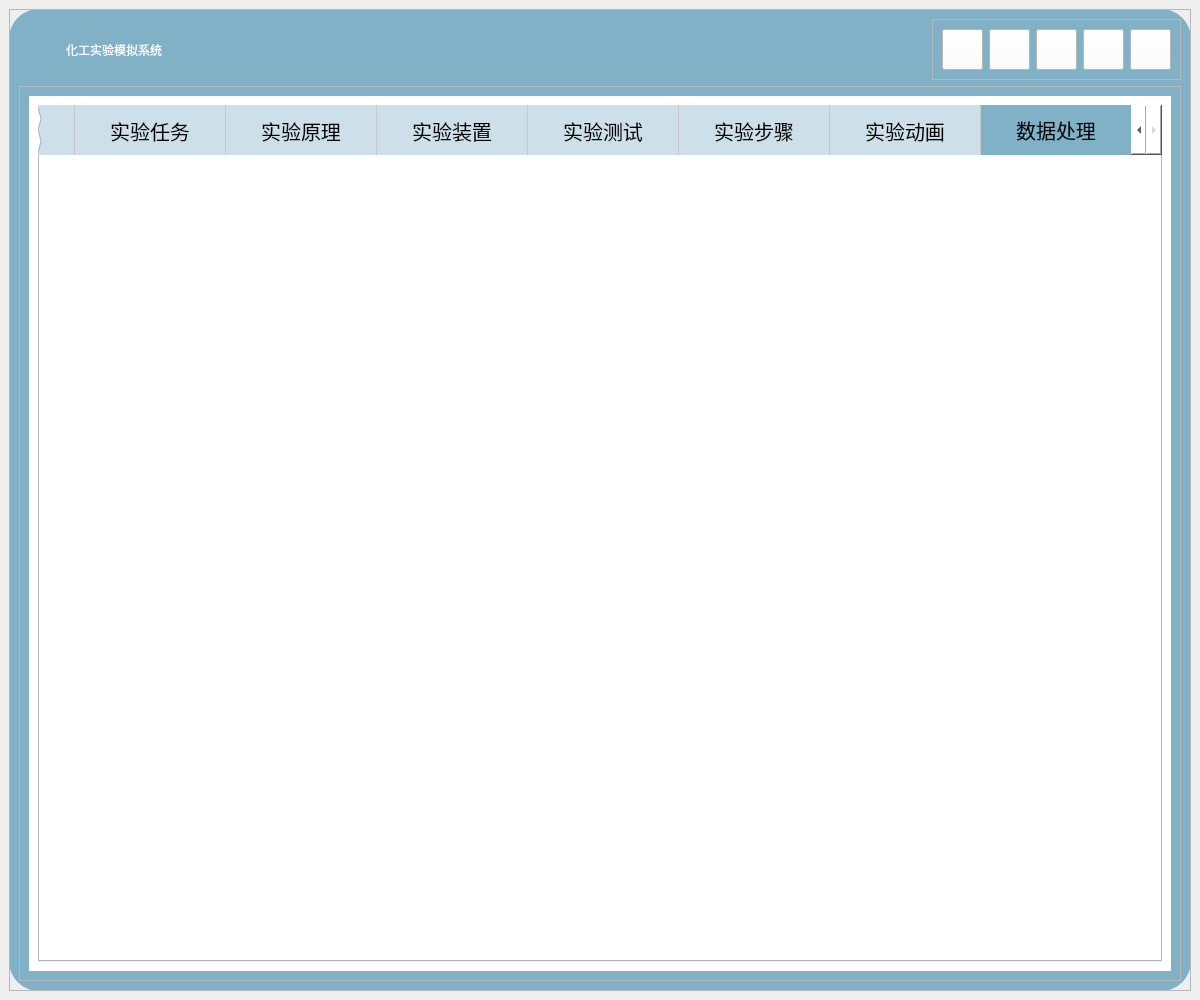
siweiyangsiwei/sprPthonProjext, file view/experiment.ui: the form before one commit.
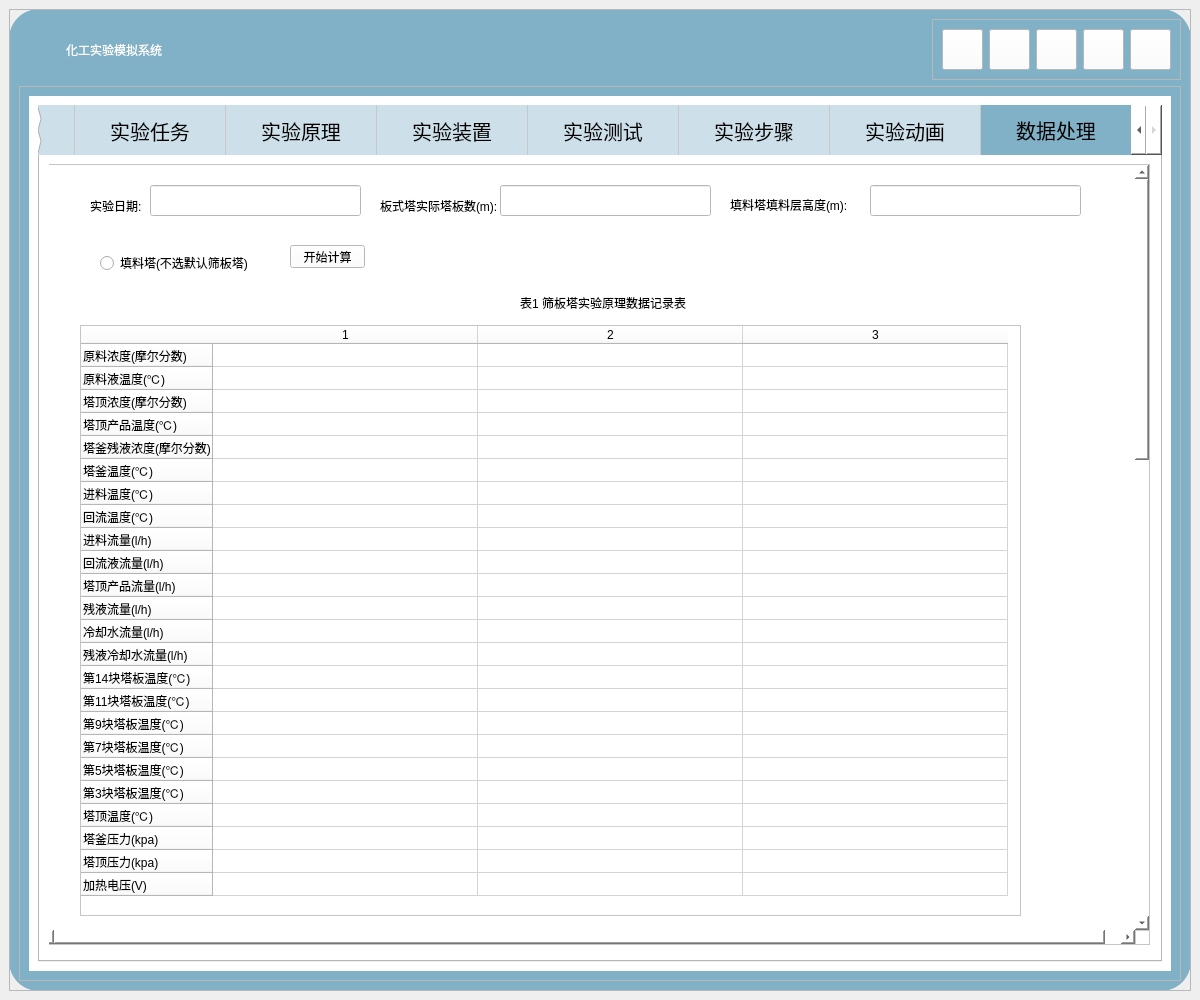
The form after the commit. The open tabs and pages were chosen to show the change. Icons and pictures are not drawn.

Commit message: 完成第七章的实验数据处理的表格基本ui,以及上传之前漏传的实验设备实物图片

Diff of the .ui file:
```diff
--- a/view/experiment.ui
+++ b/view/experiment.ui
@@ -833,7 +833,7 @@
                        <item>
                         <widget class="QStackedWidget" name="stackedWidget_2">
                          <property name="currentIndex">
-                          <number>2</number>
+                          <number>6</number>
                          </property>
                          <widget class="QWidget" name="page">
                           <layout class="QHBoxLayout" name="horizontalLayout_10">
@@ -1362,7 +1362,7 @@
                            </item>
                           </layout>
                          </widget>
-                         <widget class="QWidget" name="page_2">
+                         <widget class="QWidget" name="data_processing_2">
                           <widget class="QPushButton" name="pushButton">
                            <property name="geometry">
                             <rect>
@@ -1377,6 +1377,8 @@
                            </property>
                           </widget>
                          </widget>
+                         <widget class="QWidget" name="data_processing_3"/>
+                         <widget class="QWidget" name="data_processing_4"/>
                          <widget class="QWidget" name="data_processing_5">
                           <widget class="QScrollArea" name="data_processing_5_contain">
                            <property name="geometry">
@@ -1394,7 +1396,7 @@
                             <property name="geometry">
                              <rect>
                               <x>0</x>
-                              <y>-1429</y>
+                              <y>0</y>
                               <width>1121</width>
                               <height>3000</height>
                              </rect>
@@ -2003,7 +2005,455 @@
                            </widget>
                           </widget>
                          </widget>
-                         <widget class="QWidget" name="data_processing_7"/>
+                         <widget class="QWidget" name="data_processing_6"/>
+                         <widget class="QWidget" name="data_processing_7">
+                          <widget class="QScrollArea" name="data_processing_7_contain">
+                           <property name="geometry">
+                            <rect>
+                             <x>-10</x>
+                             <y>0</y>
+                             <width>1111</width>
+                             <height>781</height>
+                            </rect>
+                           </property>
+                           <property name="widgetResizable">
+                            <bool>false</bool>
+                           </property>
+                           <widget class="QWidget" name="data_processing_7_content">
+                            <property name="geometry">
+                             <rect>
+                              <x>0</x>
+                              <y>0</y>
+                              <width>1111</width>
+                              <height>2000</height>
+                             </rect>
+                            </property>
+                            <widget class="QLabel" name="label_21">
+                             <property name="geometry">
+                              <rect>
+                               <x>50</x>
+                               <y>30</y>
+                               <width>91</width>
+                               <height>21</height>
+                              </rect>
+                             </property>
+                             <property name="text">
+                              <string>实验日期:</string>
+                             </property>
+                            </widget>
+                            <widget class="QLineEdit" name="data_processing_7_date">
+                             <property name="geometry">
+                              <rect>
+                               <x>110</x>
+                               <y>20</y>
+                               <width>211</width>
+                               <height>31</height>
+                              </rect>
+                             </property>
+                            </widget>
+                            <widget class="QLabel" name="label_22">
+                             <property name="geometry">
+                              <rect>
+                               <x>340</x>
+                               <y>30</y>
+                               <width>121</width>
+                               <height>21</height>
+                              </rect>
+                             </property>
+                             <property name="text">
+                              <string>板式塔实际塔板数(m):</string>
+                             </property>
+                            </widget>
+                            <widget class="QLineEdit" name="data_processing_7_data_num">
+                             <property name="geometry">
+                              <rect>
+                               <x>460</x>
+                               <y>20</y>
+                               <width>211</width>
+                               <height>31</height>
+                              </rect>
+                             </property>
+                            </widget>
+                            <widget class="QLabel" name="label_23">
+                             <property name="geometry">
+                              <rect>
+                               <x>690</x>
+                               <y>30</y>
+                               <width>131</width>
+                               <height>20</height>
+                              </rect>
+                             </property>
+                             <property name="text">
+                              <string>填料塔填料层高度(m):</string>
+                             </property>
+                            </widget>
+                            <widget class="QLineEdit" name="data_processing_7_data_height">
+                             <property name="geometry">
+                              <rect>
+                               <x>830</x>
+                               <y>20</y>
+                               <width>211</width>
+                               <height>31</height>
+                              </rect>
+                             </property>
+                            </widget>
+                            <widget class="QLabel" name="label_24">
+                             <property name="geometry">
+                              <rect>
+                               <x>480</x>
+                               <y>130</y>
+                               <width>181</width>
+                               <height>16</height>
+                              </rect>
+                             </property>
+                             <property name="text">
+                              <string>表1 筛板塔实验原理数据记录表</string>
+                             </property>
+                            </widget>
+                            <widget class="QTableWidget" name="data_processing_7_table_1">
+                             <property name="geometry">
+                              <rect>
+                               <x>40</x>
+                               <y>160</y>
+                               <width>941</width>
+                               <height>591</height>
+                              </rect>
+                             </property>
+                             <attribute name="horizontalHeaderDefaultSectionSize">
+                              <number>265</number>
+                             </attribute>
+                             <attribute name="verticalHeaderDefaultSectionSize">
+                              <number>23</number>
+                             </attribute>
+                             <row>
+                              <property name="text">
+                               <string>原料浓度(摩尔分数)</string>
+                              </property>
+                             </row>
+                             <row>
+                              <property name="text">
+                               <string>原料液温度(℃)</string>
+                              </property>
+                             </row>
+                             <row>
+                              <property name="text">
+                               <string>塔顶浓度(摩尔分数)</string>
+                              </property>
+                             </row>
+                             <row>
+                              <property name="text">
+                               <string>塔顶产品温度(℃)</string>
+                              </property>
+                             </row>
+                             <row>
+                              <property name="text">
+                               <string>塔釜残液浓度(摩尔分数)</string>
+                              </property>
+                             </row>
+                             <row>
+                              <property name="text">
+                               <string>塔釜温度(℃)</string>
+                              </property>
+                             </row>
+                             <row>
+                              <property name="text">
+                               <string>进料温度(℃)</string>
+                              </property>
+                             </row>
+                             <row>
+                              <property name="text">
+                               <string>回流温度(℃)</string>
+                              </property>
+                             </row>
+                             <row>
+                              <property name="text">
+                               <string>进料流量(l/h)</string>
+                              </property>
+                             </row>
+                             <row>
+                              <property name="text">
+                               <string>回流液流量(l/h)</string>
+                              </property>
+                             </row>
+                             <row>
+                              <property name="text">
+                               <string>塔顶产品流量(l/h)</string>
+                              </property>
+                             </row>
+                             <row>
+                              <property name="text">
+                               <string>残液流量(l/h)</string>
+                              </property>
+                             </row>
+                             <row>
+                              <property name="text">
+                               <string>冷却水流量(l/h)</string>
+                              </property>
+                             </row>
+                             <row>
+                              <property name="text">
+                               <string>残液冷却水流量(l/h)</string>
+                              </property>
+                             </row>
+                             <row>
+                              <property name="text">
+                               <string>第14块塔板温度(℃)</string>
+                              </property>
+                             </row>
+                             <row>
+                              <property name="text">
+                               <string>第11块塔板温度(℃)</string>
+                              </property>
+                             </row>
+                             <row>
+                              <property name="text">
+                               <string>第9块塔板温度(℃)</string>
+                              </property>
+                             </row>
+                             <row>
+                              <property name="text">
+                               <string>第7块塔板温度(℃)</string>
+                              </property>
+                             </row>
+                             <row>
+                              <property name="text">
+                               <string>第5块塔板温度(℃)</string>
+                              </property>
+                             </row>
+                             <row>
+                              <property name="text">
+                               <string>第3块塔板温度(℃)</string>
+                              </property>
+                             </row>
+                             <row>
+                              <property name="text">
+                               <string>塔顶温度(℃)</string>
+                              </property>
+                             </row>
+                             <row>
+                              <property name="text">
+                               <string>塔釜压力(kpa)</string>
+                              </property>
+                             </row>
+                             <row>
+                              <property name="text">
+                               <string>塔顶压力(kpa)</string>
+                              </property>
+                             </row>
+                             <row>
+                              <property name="text">
+                               <string>加热电压(V)</string>
+                              </property>
+                             </row>
+                             <column>
+                              <property name="text">
+                               <string>1</string>
+                              </property>
+                             </column>
+                             <column>
+                              <property name="text">
+                               <string>2</string>
+                              </property>
+                             </column>
+                             <column>
+                              <property name="text">
+                               <string>3</string>
+                              </property>
+                             </column>
+                            </widget>
+                            <widget class="QTableWidget" name="data_processing_7_table_2">
+                             <property name="geometry">
+                              <rect>
+                               <x>30</x>
+                               <y>830</y>
+                               <width>941</width>
+                               <height>521</height>
+                              </rect>
+                             </property>
+                             <property name="showGrid">
+                              <bool>true</bool>
+                             </property>
+                             <property name="gridStyle">
+                              <enum>Qt::SolidLine</enum>
+                             </property>
+                             <property name="cornerButtonEnabled">
+                              <bool>true</bool>
+                             </property>
+                             <property name="columnCount">
+                              <number>3</number>
+                             </property>
+                             <attribute name="horizontalHeaderMinimumSectionSize">
+                              <number>21</number>
+                             </attribute>
+                             <attribute name="horizontalHeaderDefaultSectionSize">
+                              <number>255</number>
+                             </attribute>
+                             <attribute name="verticalHeaderDefaultSectionSize">
+                              <number>23</number>
+                             </attribute>
+                             <row>
+                              <property name="text">
+                               <string>实验次数</string>
+                              </property>
+                             </row>
+                             <row>
+                              <property name="text">
+                               <string>原料液浓度%(摩尔分数)</string>
+                              </property>
+                             </row>
+                             <row>
+                              <property name="text">
+                               <string>塔顶浓度%(摩尔分数)</string>
+                              </property>
+                             </row>
+                             <row>
+                              <property name="text">
+                               <string>塔釜浓度(残液)%(摩尔分数)</string>
+                              </property>
+                             </row>
+                             <row>
+                              <property name="text">
+                               <string>精馏进料温度(℃)</string>
+                              </property>
+                             </row>
+                             <row>
+                              <property name="text">
+                               <string>新建行</string>
+                              </property>
+                             </row>
+                             <row>
+                              <property name="text">
+                               <string>塔釜气相温度(℃)</string>
+                              </property>
+                             </row>
+                             <row>
+                              <property name="text">
+                               <string>下段进料温度(℃)</string>
+                              </property>
+                             </row>
+                             <row>
+                              <property name="text">
+                               <string>上段进料温度(℃)</string>
+                              </property>
+                             </row>
+                             <row>
+                              <property name="text">
+                               <string>塔顶温度(℃)</string>
+                              </property>
+                             </row>
+                             <row>
+                              <property name="text">
+                               <string>回流温度(℃)</string>
+                              </property>
+                             </row>
+                             <row>
+                              <property name="text">
+                               <string>塔顶蒸汽压力(KPa)</string>
+                              </property>
+                             </row>
+                             <row>
+                              <property name="text">
+                               <string>塔釜蒸汽压力(KPa)</string>
+                              </property>
+                             </row>
+                             <row>
+                              <property name="text">
+                               <string>精馏塔液位(mm)</string>
+                              </property>
+                             </row>
+                             <row>
+                              <property name="text">
+                               <string>进料流量(l/h)</string>
+                              </property>
+                             </row>
+                             <row>
+                              <property name="text">
+                               <string>回流液流量(l/h)</string>
+                              </property>
+                             </row>
+                             <row>
+                              <property name="text">
+                               <string>塔顶产品流量(l/h)</string>
+                              </property>
+                             </row>
+                             <row>
+                              <property name="text">
+                               <string>残液流量(l/h)</string>
+                              </property>
+                             </row>
+                             <row>
+                              <property name="text">
+                               <string>塔顶冷却水流量(l/h)</string>
+                              </property>
+                             </row>
+                             <row>
+                              <property name="text">
+                               <string>塔底冷却水流量(l/h)</string>
+                              </property>
+                             </row>
+                             <row>
+                              <property name="text">
+                               <string>加热电压(V)</string>
+                              </property>
+                             </row>
+                             <column>
+                              <property name="text">
+                               <string>1</string>
+                              </property>
+                             </column>
+                             <column>
+                              <property name="text">
+                               <string>2</string>
+                              </property>
+                             </column>
+                             <column>
+                              <property name="text">
+                               <string>3</string>
+                              </property>
+                             </column>
+                            </widget>
+                            <widget class="QLabel" name="label_25">
+                             <property name="geometry">
+                              <rect>
+                               <x>470</x>
+                               <y>800</y>
+                               <width>201</width>
+                               <height>20</height>
+                              </rect>
+                             </property>
+                             <property name="text">
+                              <string>表2 填料精馏塔实验原始数据记录表</string>
+                             </property>
+                            </widget>
+                            <widget class="QRadioButton" name="data_processing_7_data_type">
+                             <property name="geometry">
+                              <rect>
+                               <x>60</x>
+                               <y>90</y>
+                               <width>171</width>
+                               <height>16</height>
+                              </rect>
+                             </property>
+                             <property name="text">
+                              <string>填料塔(不选默认筛板塔)</string>
+                             </property>
+                            </widget>
+                            <widget class="QPushButton" name="data_processing_7_data_calculate">
+                             <property name="geometry">
+                              <rect>
+                               <x>250</x>
+                               <y>80</y>
+                               <width>75</width>
+                               <height>23</height>
+                              </rect>
+                             </property>
+                             <property name="text">
+                              <string>开始计算</string>
+                             </property>
+                            </widget>
+                           </widget>
+                          </widget>
+                         </widget>
                          <widget class="QWidget" name="data_processing_8"/>
                          <widget class="QWidget" name="data_processing_9"/>
                         </widget>
```
The commit also changes 3 other files.
